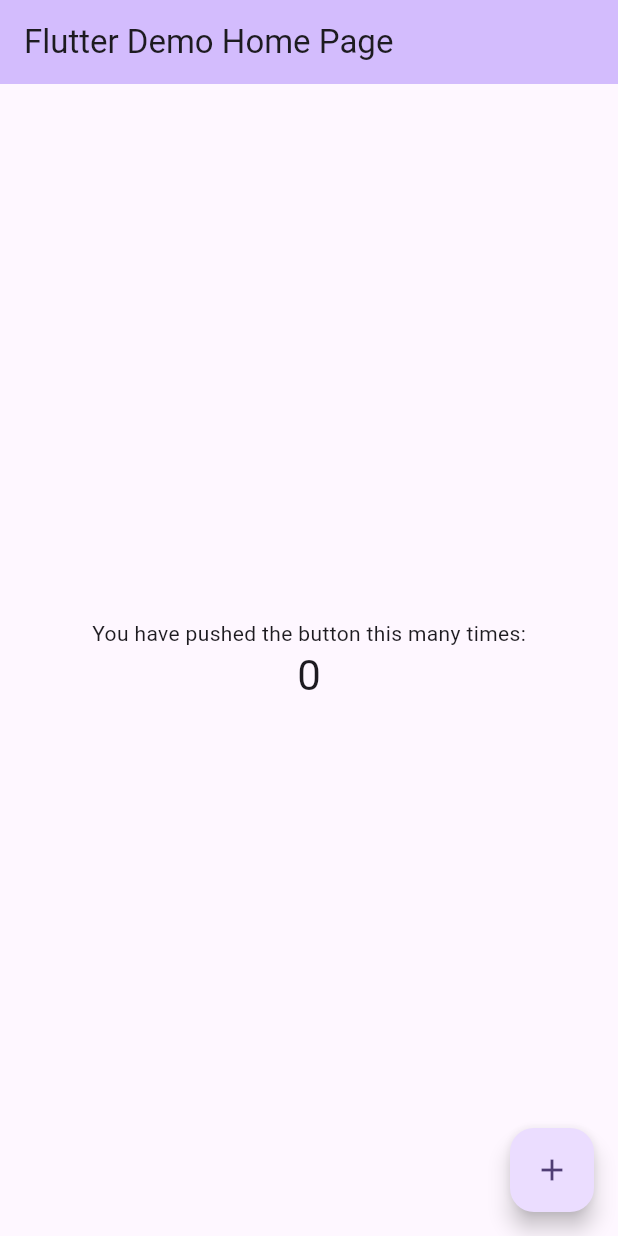
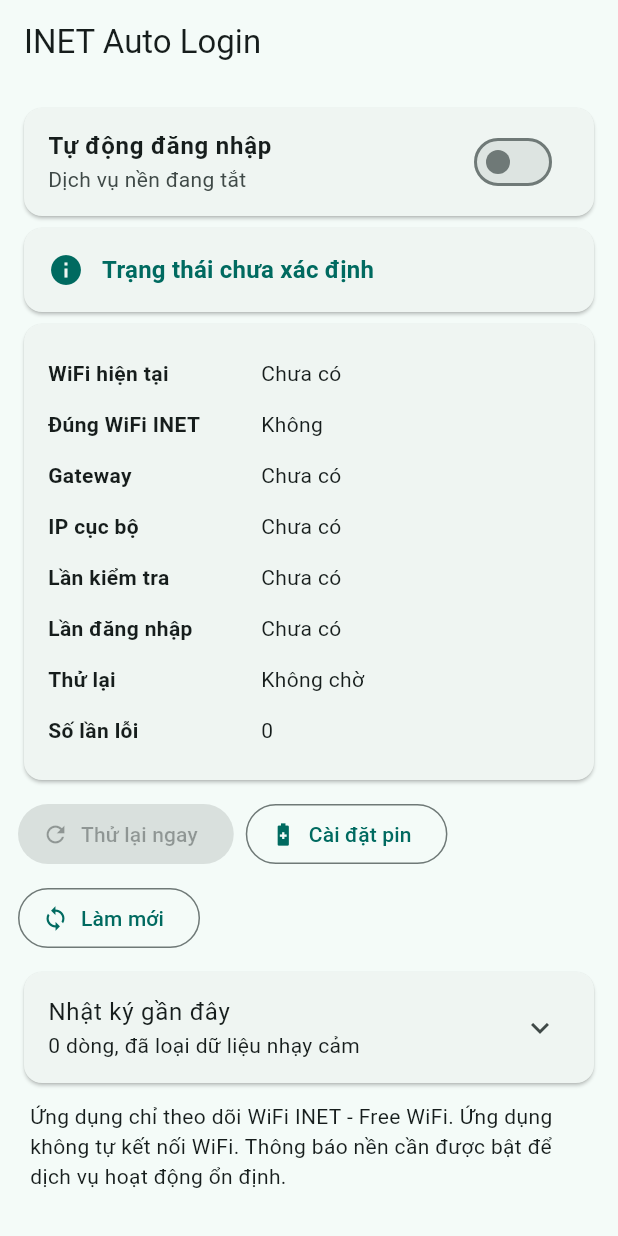
Before and after one commit to pckienuit/auto-connect-inet, a Flutter app: the screen it shows after launch, on a phone screen of 412 x 824 dp. Run offline on Flutter 3.47's test engine with Material 3 defaults, Android fonts, the phone set to English and light mode, and no system bars.

Commit message:
build auto-login dashboard and verification

```diff
--- /dev/null
+++ b/mobile/lib/app.dart
@@ -0,0 +1,20 @@
+import 'package:flutter/material.dart';
+
+import 'src/platform/auto_login_platform.dart';
+import 'src/screens/dashboard_screen.dart';
+
+class InetAutoLoginApp extends StatelessWidget {
+  const InetAutoLoginApp({super.key, this.platform});
+  final AutoLoginApi? platform;
+
+  @override
+  Widget build(BuildContext context) => MaterialApp(
+        title: 'INET Auto Login',
+        debugShowCheckedModeBanner: false,
+        theme: ThemeData(
+          colorScheme: ColorScheme.fromSeed(seedColor: const Color(0xff006a60)),
+          useMaterial3: true,
+        ),
+        home: DashboardScreen(platform: platform ?? AutoLoginPlatform()),
+      );
+}
--- a/mobile/lib/main.dart
+++ b/mobile/lib/main.dart
@@ -1,122 +1,8 @@
-import 'package:flutter/material.dart';
+import 'package:flutter/widgets.dart';
+
+import 'app.dart';
 
 void main() {
-  runApp(const MyApp());
+  WidgetsFlutterBinding.ensureInitialized();
+  runApp(const InetAutoLoginApp());
 }
-
-class MyApp extends StatelessWidget {
-  const MyApp({super.key});
-
-  // This widget is the root of your application.
-  @override
-  Widget build(BuildContext context) {
-    return MaterialApp(
-      title: 'Flutter Demo',
-      theme: ThemeData(
-        // This is the theme of your application.
-        //
-        // TRY THIS: Try running your application with "flutter run". You'll see
-        // the application has a purple toolbar. Then, without quitting the app,
-        // try changing the seedColor in the colorScheme below to Colors.green
-        // and then invoke "hot reload" (save your changes or press the "hot
-        // reload" button in a Flutter-supported IDE, or press "r" if you used
-        // the command line to start the app).
-        //
-        // Notice that the counter didn't reset back to zero; the application
-        // state is not lost during the reload. To reset the state, use hot
-        // restart instead.
-        //
-        // This works for code too, not just values: Most code changes can be
-        // tested with just a hot reload.
-        colorScheme: .fromSeed(seedColor: Colors.deepPurple),
-      ),
-      home: const MyHomePage(title: 'Flutter Demo Home Page'),
-    );
-  }
-}
-
-class MyHomePage extends StatefulWidget {
-  const MyHomePage({super.key, required this.title});
-
-  // This widget is the home page of your application. It is stateful, meaning
-  // that it has a State object (defined below) that contains fields that affect
-  // how it looks.
-
-  // This class is the configuration for the state. It holds the values (in this
-  // case the title) provided by the parent (in this case the App widget) and
-  // used by the build method of the State. Fields in a Widget subclass are
-  // always marked "final".
-
-  final String title;
-
-  @override
-  State<MyHomePage> createState() => _MyHomePageState();
-}
-
-class _MyHomePageState extends State<MyHomePage> {
-  int _counter = 0;
-
-  void _incrementCounter() {
-    setState(() {
-      // This call to setState tells the Flutter framework that something has
-      // changed in this State, which causes it to rerun the build method below
-      // so that the display can reflect the updated values. If we changed
-      // _counter without calling setState(), then the build method would not be
-      // called again, and so nothing would appear to happen.
-      _counter++;
-    });
-  }
-
-  @override
-  Widget build(BuildContext context) {
-    // This method is rerun every time setState is called, for instance as done
-    // by the _incrementCounter method above.
-    //
-    // The Flutter framework has been optimized to make rerunning build methods
-    // fast, so that you can just rebuild anything that needs updating rather
-    // than having to individually change instances of widgets.
-    return Scaffold(
-      appBar: AppBar(
-        // TRY THIS: Try changing the color here to a specific color (to
-        // Colors.amber, perhaps?) and trigger a hot reload to see the AppBar
-        // change color while the other colors stay the same.
-        backgroundColor: Theme.of(context).colorScheme.inversePrimary,
-        // Here we take the value from the MyHomePage object that was created by
-        // the App.build method, and use it to set our appbar title.
-        title: Text(widget.title),
-      ),
-      body: Center(
-        // Center is a layout widget. It takes a single child and positions it
-        // in the middle of the parent.
-        child: Column(
-          // Column is also a layout widget. It takes a list of children and
-          // arranges them vertically. By default, it sizes itself to fit its
-          // children horizontally, and tries to be as tall as its parent.
-          //
-          // Column has various properties to control how it sizes itself and
-          // how it positions its children. Here we use mainAxisAlignment to
-          // center the children vertically; the main axis here is the vertical
-          // axis because Columns are vertical (the cross axis would be
-          // horizontal).
-          //
-          // TRY THIS: Invoke "debug painting" (choose the "Toggle Debug Paint"
-          // action in the IDE, or press "p" in the console), to see the
-          // wireframe for each widget.
-          mainAxisAlignment: .center,
-          children: [
-            const Text('You have pushed the button this many times:'),
-            Text(
-              '$_counter',
-              style: Theme.of(context).textTheme.headlineMedium,
-            ),
-          ],
-        ),
-      ),
-      floatingActionButton: FloatingActionButton(
-        onPressed: _incrementCounter,
-        tooltip: 'Increment',
-        child: const Icon(Icons.add),
-      ),
-    );
-  }
-}
--- /dev/null
+++ b/mobile/lib/src/models/daemon_snapshot.dart
@@ -0,0 +1,106 @@
+enum DaemonState {
+  disabled,
+  starting,
+  waitingPermission,
+  waitingWifi,
+  checking,
+  online,
+  authenticatingCache,
+  authenticatingCloud,
+  backoff,
+  error,
+  unknown;
+
+  static DaemonState parse(Object? value) {
+    final normalized = value?.toString().toUpperCase();
+    return switch (normalized) {
+      'DISABLED' => disabled,
+      'STARTING' => starting,
+      'WAITING_PERMISSION' => waitingPermission,
+      'WAITING_WIFI' => waitingWifi,
+      'CHECKING' => checking,
+      'ONLINE' => online,
+      'AUTHENTICATING_CACHE' => authenticatingCache,
+      'AUTHENTICATING_CLOUD' => authenticatingCloud,
+      'BACKOFF' => backoff,
+      'ERROR' => error,
+      _ => unknown,
+    };
+  }
+}
+
+class DaemonSnapshot {
+  const DaemonSnapshot({
+    required this.serviceEnabled,
+    required this.state,
+    required this.stateMessage,
+    required this.ssid,
+    required this.gatewayIp,
+    required this.localIp,
+    required this.isWifiTarget,
+    required this.lastCheckAt,
+    required this.lastAuthAt,
+    required this.retryAt,
+    required this.failureCount,
+    required this.lastError,
+  });
+
+  const DaemonSnapshot.disabled()
+      : serviceEnabled = false,
+        state = DaemonState.disabled,
+        stateMessage = '',
+        ssid = null,
+        gatewayIp = null,
+        localIp = null,
+        isWifiTarget = false,
+        lastCheckAt = null,
+        lastAuthAt = null,
+        retryAt = null,
+        failureCount = 0,
+        lastError = null;
+
+  factory DaemonSnapshot.fromMap(Map<Object?, Object?> map) {
+    String? text(String key) {
+      final value = map[key];
+      return value is String && value.trim().isNotEmpty ? value : null;
+    }
+
+    DateTime? time(String key) {
+      final value = map[key];
+      final millis = value is num ? value.toInt() : int.tryParse('$value');
+      return millis == null || millis <= 0
+          ? null
+          : DateTime.fromMillisecondsSinceEpoch(millis);
+    }
+
+    return DaemonSnapshot(
+      serviceEnabled: map['serviceEnabled'] == true,
+      state: DaemonState.parse(map['state']),
+      stateMessage: text('stateMessage') ?? '',
+      ssid: text('ssid'),
+      gatewayIp: text('gatewayIp'),
+      localIp: text('localIp'),
+      isWifiTarget: map['isWifiTarget'] == true,
+      lastCheckAt: time('lastCheckAt'),
+      lastAuthAt: time('lastAuthAt'),
+      retryAt: time('retryAt'),
+      failureCount: map['failureCount'] is num
+          ? (map['failureCount'] as num).toInt()
+          : 0,
+      lastError: text('lastError'),
+    );
+  }
+
+  final bool serviceEnabled;
+  final DaemonState state;
+  final String stateMessage;
+  final String? ssid;
+  final String? gatewayIp;
+  final String? localIp;
+  final bool isWifiTarget;
+  final DateTime? lastCheckAt;
+  final DateTime? lastAuthAt;
+  final DateTime? retryAt;
+  final int failureCount;
+  final String? lastError;
+}
--- /dev/null
+++ b/mobile/lib/src/platform/auto_login_platform.dart
@@ -0,0 +1,72 @@
+import 'package:flutter/services.dart';
+
+import '../models/daemon_snapshot.dart';
+
+class PermissionResult {
+  const PermissionResult({required this.granted, required this.missing});
+
+  factory PermissionResult.fromMap(Map<Object?, Object?> map) => PermissionResult(
+        granted: map['granted'] == true,
+        missing: (map['missing'] as List<Object?>? ?? const [])
+            .map((value) => '$value')
+            .toList(growable: false),
+      );
+
+  final bool granted;
+  final List<String> missing;
+}
+
+abstract interface class AutoLoginApi {
+  Stream<DaemonSnapshot> get snapshots;
+  Future<DaemonSnapshot> getSnapshot();
+  Future<PermissionResult> requestPermissions();
+  Future<void> start();
+  Future<void> stop();
+  Future<void> retryNow();
+  Future<List<String>> getRecentLogs({int limit = 200});
+  Future<void> openBatterySettings();
+}
+
+class AutoLoginPlatform implements AutoLoginApi {
+  AutoLoginPlatform({MethodChannel? methodChannel, EventChannel? eventChannel})
+      : _method = methodChannel ?? const MethodChannel(methodChannelName),
+        _event = eventChannel ?? const EventChannel(eventChannelName);
+
+  static const methodChannelName = 'vn.pckien.inet_auto_login/control';
+  static const eventChannelName = 'vn.pckien.inet_auto_login/events';
+  final MethodChannel _method;
+  final EventChannel _event;
+
+  @override
+  Stream<DaemonSnapshot> get snapshots => _event
+      .receiveBroadcastStream()
+      .where((event) => event is Map)
+      .map((event) => DaemonSnapshot.fromMap((event as Map).cast<Object?, Object?>()));
+
+  @override
+  Future<DaemonSnapshot> getSnapshot() async {
+    final map = await _method.invokeMapMethod<Object?, Object?>('getSnapshot');
+    return DaemonSnapshot.fromMap(map ?? const {});
+  }
+
+  @override
+  Future<PermissionResult> requestPermissions() async {
+    final map = await _method.invokeMapMethod<Object?, Object?>('requestPermissions');
+    return PermissionResult.fromMap(map ?? const {});
+  }
+
+  @override
+  Future<void> start() => _method.invokeMethod<void>('start');
+  @override
+  Future<void> stop() => _method.invokeMethod<void>('stop');
+  @override
+  Future<void> retryNow() => _method.invokeMethod<void>('retryNow');
+  @override
+  Future<void> openBatterySettings() => _method.invokeMethod<void>('openBatterySettings');
+
+  @override
+  Future<List<String>> getRecentLogs({int limit = 200}) async {
+    final lines = await _method.invokeListMethod<Object?>('getRecentLogs', {'limit': limit});
+    return (lines ?? const []).map((line) => '$line').toList(growable: false);
+  }
+}
--- /dev/null
+++ b/mobile/lib/src/screens/dashboard_screen.dart
@@ -0,0 +1,162 @@
+import 'dart:async';
+
+import 'package:flutter/material.dart';
+import 'package:flutter/services.dart';
+
+import '../models/daemon_snapshot.dart';
+import '../platform/auto_login_platform.dart';
+import '../widgets/status_card.dart';
+
+class DashboardScreen extends StatefulWidget {
+  const DashboardScreen({super.key, required this.platform});
+  final AutoLoginApi platform;
+
+  @override
+  State<DashboardScreen> createState() => _DashboardScreenState();
+}
+
+class _DashboardScreenState extends State<DashboardScreen> {
+  DaemonSnapshot _snapshot = const DaemonSnapshot.disabled();
+  StreamSubscription<DaemonSnapshot>? _subscription;
+  Timer? _clock;
+  bool _loading = true;
+  bool _busy = false;
+  String? _notice;
+  List<String> _logs = const [];
+
+  @override
+  void initState() {
+    super.initState();
+    _subscription = widget.platform.snapshots.listen(_accept, onError: _showError);
+    _clock = Timer.periodic(const Duration(seconds: 1), (_) {
+      if (mounted && _snapshot.retryAt != null) setState(() {});
+    });
+    _refresh();
+  }
+
+  @override
+  void dispose() {
+    _subscription?.cancel();
+    _clock?.cancel();
+    super.dispose();
+  }
+
+  void _accept(DaemonSnapshot value) {
+    if (mounted) setState(() { _snapshot = value; _loading = false; });
+  }
+
+  Future<void> _refresh() async {
+    try {
+      final values = await Future.wait<Object>([widget.platform.getSnapshot(), widget.platform.getRecentLogs()]);
+      if (mounted) setState(() { _snapshot = values[0] as DaemonSnapshot; _logs = values[1] as List<String>; _loading = false; });
+    } catch (error) {
+      _showError(error);
+    }
+  }
+
+  void _showError(Object error) {
+    if (!mounted) return;
+    final message = error is PlatformException ? error.message ?? error.code : '$error';
+    setState(() { _notice = message; _loading = false; _busy = false; });
+  }
+
+  Future<void> _toggle(bool enabled) async {
+    setState(() { _busy = true; _notice = null; });
+    try {
+      if (enabled) {
+        final proceed = await showDialog<bool>(
+          context: context,
+          builder: (context) => AlertDialog(
+            title: const Text('Quyền cần thiết'),
+            content: const Text('Android cần quyền đọc WiFi để nhận biết đúng INET - Free WiFi. Quyền thông báo giúp foreground service hoạt động rõ ràng và ổn định.'),
+            actions: [
+              TextButton(onPressed: () => Navigator.pop(context, false), child: const Text('Để sau')),
+              FilledButton(onPressed: () => Navigator.pop(context, true), child: const Text('Tiếp tục')),
+            ],
+          ),
+        );
+        if (proceed != true) return;
+        final permission = await widget.platform.requestPermissions();
+        if (!permission.granted) {
+          if (mounted) setState(() { _notice = 'Chưa cấp đủ quyền. Hãy cho phép thiết bị ở gần, vị trí hoặc thông báo khi Android yêu cầu.'; });
+          return;
+        }
+        await widget.platform.start();
+      } else {
+        await widget.platform.stop();
+      }
+      await _refresh();
+    } catch (error) {
+      _showError(error);
+    } finally {
+      if (mounted) setState(() => _busy = false);
+    }
+  }
+
+  String _value(String? value) => value ?? 'Chưa có';
+  String _time(DateTime? value) {
+    if (value == null) return 'Chưa có';
+    final local = value.toLocal();
+    String two(int number) => number.toString().padLeft(2, '0');
+    return '${two(local.hour)}:${two(local.minute)}:${two(local.second)} ${two(local.day)}/${two(local.month)}/${local.year}';
+  }
+
+  String get _retry {
+    final target = _snapshot.retryAt;
+    if (target == null) return 'Không chờ';
+    final seconds = target.difference(DateTime.now()).inSeconds;
+    return seconds <= 0 ? 'Sẵn sàng thử lại' : 'Còn $seconds giây';
+  }
+
+  Widget _detail(String label, String value) => Padding(
+        padding: const EdgeInsets.symmetric(vertical: 7),
+        child: Row(crossAxisAlignment: CrossAxisAlignment.start, children: [
+          SizedBox(width: 142, child: Text(label, style: const TextStyle(fontWeight: FontWeight.w600))),
+          Expanded(child: SelectableText(value)),
+        ]),
+      );
+
+  @override
+  Widget build(BuildContext context) {
+    return Scaffold(
+      appBar: AppBar(title: const Text('INET Auto Login')),
+      body: _loading
+          ? const Center(child: CircularProgressIndicator())
+          : RefreshIndicator(
+              onRefresh: _refresh,
+              child: ListView(padding: const EdgeInsets.all(12), children: [
+                Card(child: SwitchListTile(
+                  key: const Key('masterSwitch'),
+                  title: const Text('Tự động đăng nhập', style: TextStyle(fontWeight: FontWeight.bold)),
+                  subtitle: Text(_snapshot.serviceEnabled ? 'Dịch vụ nền đang bật' : 'Dịch vụ nền đang tắt'),
+                  value: _snapshot.serviceEnabled,
+                  onChanged: _busy ? null : _toggle,
+                )),
+                if (_notice != null) Card(color: Theme.of(context).colorScheme.errorContainer, child: Padding(padding: const EdgeInsets.all(12), child: Text(_notice!))),
+                StatusCard(snapshot: _snapshot),
+                Card(child: Padding(padding: const EdgeInsets.all(16), child: Column(children: [
+                  _detail('WiFi hiện tại', _value(_snapshot.ssid)),
+                  _detail('Đúng WiFi INET', _snapshot.isWifiTarget ? 'Có' : 'Không'),
+                  _detail('Gateway', _value(_snapshot.gatewayIp)),
+                  _detail('IP cục bộ', _value(_snapshot.localIp)),
+                  _detail('Lần kiểm tra', _time(_snapshot.lastCheckAt)),
+                  _detail('Lần đăng nhập', _time(_snapshot.lastAuthAt)),
+                  _detail('Thử lại', _retry),
+                  _detail('Số lần lỗi', '${_snapshot.failureCount}'),
+                ]))),
+                Padding(padding: const EdgeInsets.symmetric(vertical: 8), child: Wrap(spacing: 8, runSpacing: 8, children: [
+                  FilledButton.icon(onPressed: _busy || !_snapshot.serviceEnabled ? null : () async { try { await widget.platform.retryNow(); await _refresh(); } catch (e) { _showError(e); } }, icon: const Icon(Icons.refresh), label: const Text('Thử lại ngay')),
+                  OutlinedButton.icon(onPressed: () async { try { await widget.platform.openBatterySettings(); } catch (e) { _showError(e); } }, icon: const Icon(Icons.battery_saver), label: const Text('Cài đặt pin')),
+                  OutlinedButton.icon(onPressed: _refresh, icon: const Icon(Icons.sync), label: const Text('Làm mới')),
+                ])),
+                Card(child: ExpansionTile(
+                  title: const Text('Nhật ký gần đây'),
+                  subtitle: Text('${_logs.length} dòng, đã loại dữ liệu nhạy cảm'),
+                  children: [Container(width: double.infinity, constraints: const BoxConstraints(maxHeight: 280), padding: const EdgeInsets.all(12), color: Theme.of(context).colorScheme.surfaceContainerHighest, child: _logs.isEmpty ? const Text('Chưa có nhật ký') : SingleChildScrollView(child: SelectableText(_logs.join('\n'), style: const TextStyle(fontFamily: 'monospace', fontSize: 12))))],
+                )),
+                const Padding(padding: EdgeInsets.all(8), child: Text('Ứng dụng chỉ theo dõi WiFi INET - Free WiFi. Ứng dụng không tự kết nối WiFi. Thông báo nền cần được bật để dịch vụ hoạt động ổn định.')),
+              ]),
+            ),
+    );
+  }
+}
--- /dev/null
+++ b/mobile/lib/src/widgets/status_card.dart
@@ -0,0 +1,55 @@
+import 'package:flutter/material.dart';
+
+import '../models/daemon_snapshot.dart';
+
+class StatusCard extends StatelessWidget {
+  const StatusCard({super.key, required this.snapshot});
+  final DaemonSnapshot snapshot;
+
+  static String stateLabel(DaemonState state) => switch (state) {
+        DaemonState.disabled => 'Đã tắt',
+        DaemonState.starting => 'Đang khởi động',
+        DaemonState.waitingPermission => 'Đang chờ cấp quyền',
+        DaemonState.waitingWifi => 'Đang chờ WiFi INET',
+        DaemonState.checking => 'Đang kiểm tra kết nối',
+        DaemonState.online => 'Đã đăng nhập',
+        DaemonState.authenticatingCache => 'Đang đăng nhập bằng dữ liệu đã lưu',
+        DaemonState.authenticatingCloud => 'Đang đăng nhập qua AWING',
+        DaemonState.backoff => 'Đang chờ thử lại',
+        DaemonState.error => 'Có lỗi',
+        DaemonState.unknown => 'Trạng thái chưa xác định',
+      };
+
+  @override
+  Widget build(BuildContext context) {
+    final scheme = Theme.of(context).colorScheme;
+    final isGood = snapshot.state == DaemonState.online;
+    final color = snapshot.state == DaemonState.error
+        ? scheme.error
+        : isGood
+            ? Colors.green.shade700
+            : scheme.primary;
+    return Card(
+      child: Padding(
+        padding: const EdgeInsets.all(16),
+        child: Row(crossAxisAlignment: CrossAxisAlignment.start, children: [
+          Icon(isGood ? Icons.check_circle : Icons.info, color: color),
+          const SizedBox(width: 12),
+          Expanded(
+            child: Column(crossAxisAlignment: CrossAxisAlignment.start, children: [
+              Text(stateLabel(snapshot.state), style: Theme.of(context).textTheme.titleMedium?.copyWith(color: color, fontWeight: FontWeight.bold)),
+              if (snapshot.stateMessage.isNotEmpty) ...[
+                const SizedBox(height: 4),
+                Text(snapshot.stateMessage),
+              ],
+              if (snapshot.lastError != null) ...[
+                const SizedBox(height: 8),
+                Text('Chi tiết lỗi: ${snapshot.lastError}', style: TextStyle(color: scheme.error)),
+              ],
+            ]),
+          ),
+        ]),
+      ),
+    );
+  }
+}
```
Also changed, not shown: 8 other files.
